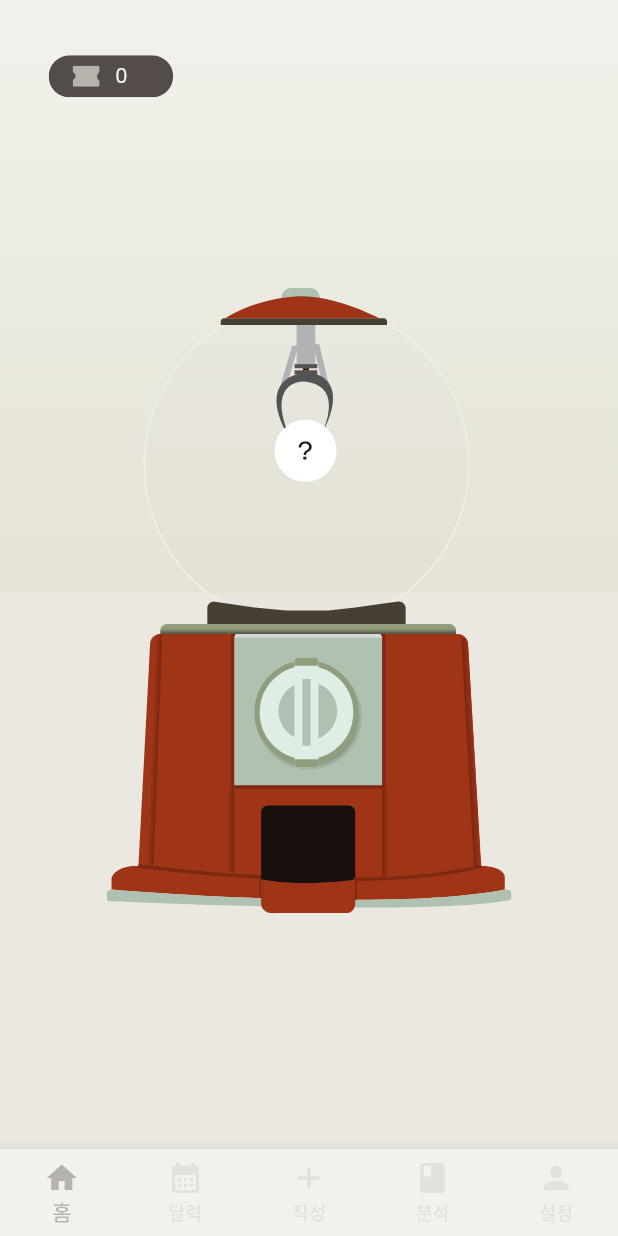
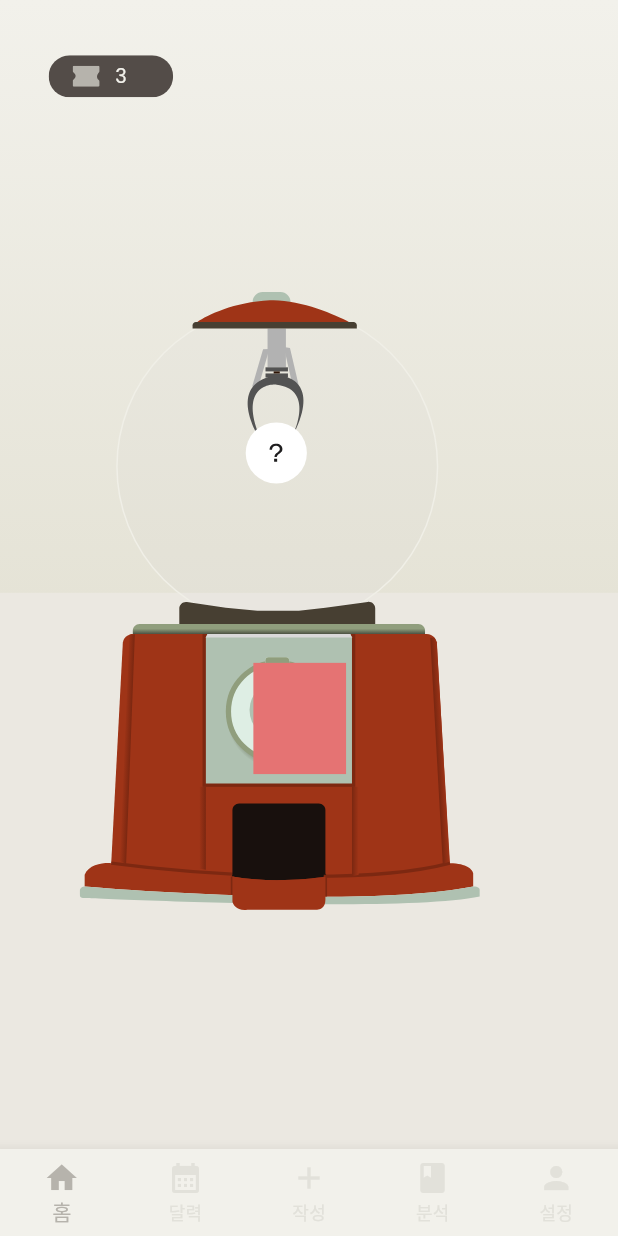
Before and after one commit to moonsbsb/DPeek_Frontend, a Flutter app: the screen it shows after launch, on a phone screen of 412 x 824 dp. Run offline on Flutter 3.47's test engine with Material 3 defaults, Android fonts, the phone set to English and light mode, and no system bars; our stand-ins replace flutter_svg.

Commit message:
feat: 레버 터치 영역 UI 구현

```diff
--- a/lib/screen/home/HomeScreen.dart
+++ b/lib/screen/home/HomeScreen.dart
@@ -5,6 +5,7 @@ import 'package:mypal/model/MachineState.dart';
 import 'package:mypal/theme/AppColor.dart';
 import 'package:mypal/theme/AppGradient.dart';
 import 'package:mypal/theme/AppTextStyle.dart';
+import 'MachineWithLever.dart';
 
 class HomeScreen extends StatefulWidget{
   const HomeScreen({super.key});
@@ -12,12 +13,36 @@ class HomeScreen extends StatefulWidget{
   @override
   State<HomeScreen> createState() => _HomeScreen();
 
+
+
 }
 
 class _HomeScreen extends State<HomeScreen>{
 
   Machinestate machineState = Machinestate.empty; // 머신 이미지 상태
-  int ticket = 0; // 티켓 수
+  int ticket = 3; // 티켓 수
+
+  void _onLeverTop(){
+    if(ticket <= 0) return;
+    if(Machinestate == Machinestate.empty) return;
+
+    setState(() {
+      ticket --;
+      _updateMachineState();
+    });
+  }
+
+  void _updateMachineState(){
+    if (ticket <= 0) {
+      machineState = Machinestate.empty;
+    } else if (ticket == 1) {
+      machineState = Machinestate.quater;
+    } else if (ticket == 2) {
+      machineState = Machinestate.half;
+    } else {
+      machineState = Machinestate.full;
+    }
+  }
 
   @override
   Widget build(BuildContext context) {
@@ -67,10 +92,16 @@ class _HomeScreen extends State<HomeScreen>{
 
               Align(
                 alignment: const FractionalOffset(0.5, 0.55),
-                child: SvgPicture.asset(
-                machineState.imagePath,
-                fit: BoxFit.contain,
-                ),
+                child: SizedBox(
+                  width: MediaQuery.of(context).size.width * 0.75,
+                  child: AspectRatio(
+                    aspectRatio: 3/4,
+                    child: Machinewithlever(
+                      machineState: machineState,
+                      onLeverTop: _onLeverTop,
+                    ),
+                  ),
+                )
               ),
             ],
           )
--- /dev/null
+++ b/lib/screen/home/MachineWithLever.dart
@@ -0,0 +1,43 @@
+import 'package:flutter/material.dart';
+import 'package:mypal/model/MachineState.dart';
+import 'package:flutter_svg/flutter_svg.dart';
+
+class Machinewithlever extends StatelessWidget{
+  final Machinestate machineState;
+  final VoidCallback onLeverTop;
+
+  const Machinewithlever({
+    super.key,
+    required this.machineState,
+    required this.onLeverTop,
+  });
+
+  @override
+  Widget build(BuildContext context) {
+    return LayoutBuilder(
+      builder: (context, c){
+        return Stack(
+          children: [
+            SvgPicture.asset(
+              machineState.imagePath,
+              fit: BoxFit.contain,
+            ),
+
+            Positioned(
+              left: c.maxWidth * 0.38,
+              top: c.maxHeight * 0.6,
+              child: GestureDetector(
+                onTap: onLeverTop,
+                child: Container(
+                  width: c.maxWidth * 0.2,
+                  height: c.maxHeight * 0.18,
+                  color: Colors.red.shade300,
+                ),
+              ),
+            ),
+          ],
+        );
+      },
+    );
+  }
+}
```
